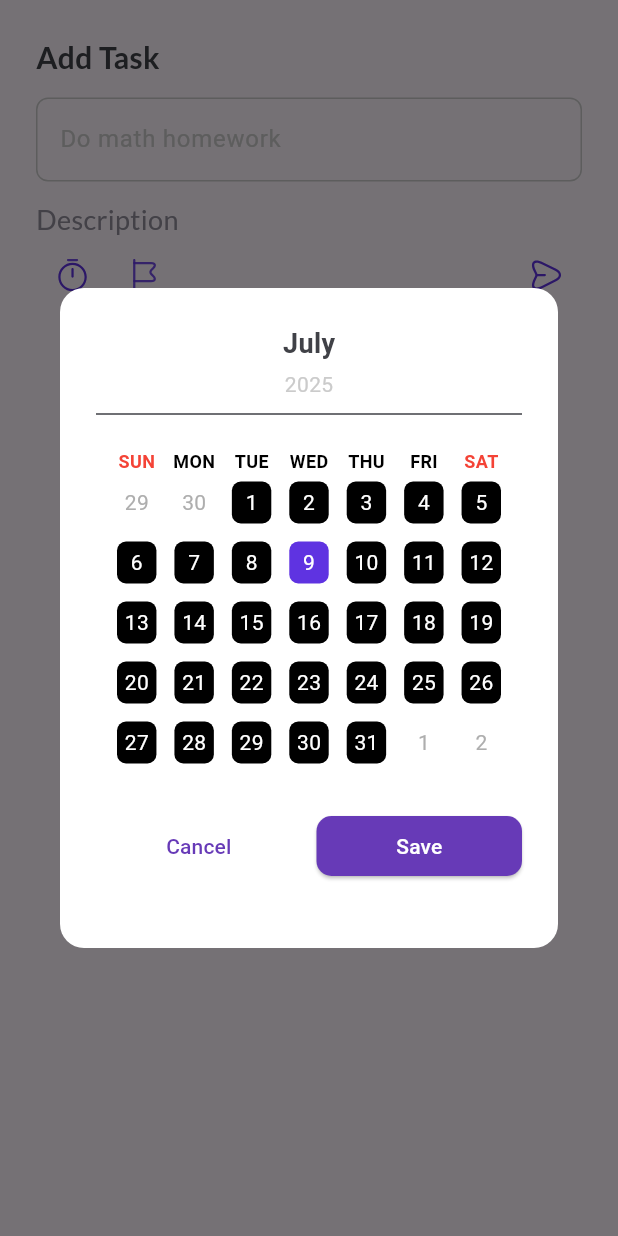
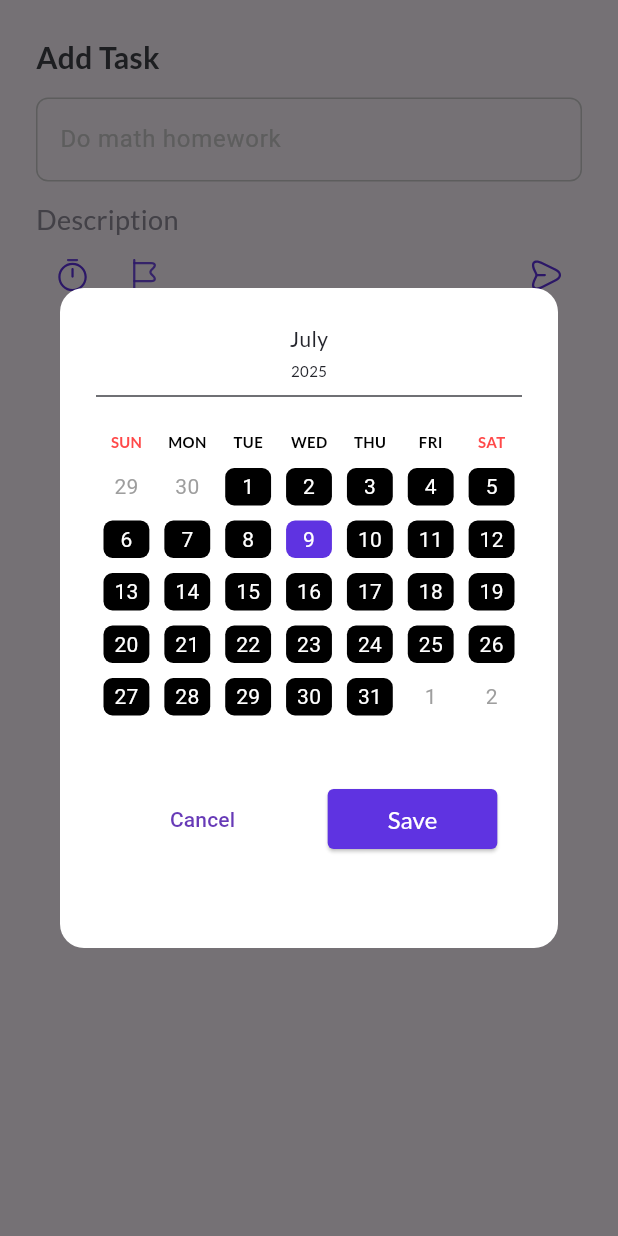
Before and after one commit to 24shrouk/Tasky_app, a Flutter app: the BottomSheetScreen widget shown alone on an empty page, opened directly, after a tap on an icon or button, on a phone screen of 412 x 824 dp. Run offline on Flutter 3.47's test engine with Material 3 defaults, Android fonts, the phone set to English and light mode, and no system bars; drawn by our look-alikes of table_calendar; our stand-ins replace flutter_svg.

Commit message:
finish ui of table calender

```diff
--- a/lib/screens/home/bottom_sheet_screen.dart
+++ /dev/null
@@ -1,95 +0,0 @@
-import 'package:flutter/material.dart';
-import 'package:flutter_svg/flutter_svg.dart';
-import 'package:tasky_app/theming/my_colors.dart';
-import 'package:tasky_app/theming/my_fonts.dart';
-import 'package:tasky_app/widgets/custom_text_field.dart';
-import 'package:tasky_app/widgets/timer_dialog_column.dart';
-
-class BottomSheetScreen extends StatefulWidget {
-  const BottomSheetScreen({super.key});
-
-  @override
-  State<BottomSheetScreen> createState() => _BottomSheetScreenState();
-}
-
-class _BottomSheetScreenState extends State<BottomSheetScreen> {
-  final GlobalKey<FormState> formKey = GlobalKey();
-  AutovalidateMode autovalidateMode = AutovalidateMode.disabled;
-  @override
-  Widget build(BuildContext context) {
-    return Form(
-      key: formKey,
-      autovalidateMode: autovalidateMode,
-      child: FractionallySizedBox(
-        heightFactor: 0.56,
-        child: Padding(
-          padding: const EdgeInsets.all(24.0),
-          child: Column(
-            crossAxisAlignment: CrossAxisAlignment.start,
-            children: [
-              Text(
-                "Add Task",
-                style: MyFontStyle.font20Bold.copyWith(
-                  color: MyColors.grayBigTextColor,
-                ),
-              ),
-              SizedBox(height: 12),
-              CustomTextFormFeild(hint: "Do math homework"),
-              SizedBox(height: 12),
-              Text(
-                "Description",
-                style: MyFontStyle.font18Regular.copyWith(
-                  color: MyColors.graySmallTextColor,
-                ),
-              ),
-              Row(
-                mainAxisAlignment: MainAxisAlignment.spaceBetween,
-                children: [
-                  Row(
-                    children: [
-                      IconButton(
-                        onPressed: () {
-                          showDialog(
-                            context: context,
-                            builder: (BuildContext context) {
-                              return AlertDialog(
-                                backgroundColor: Colors.white,
-                                shape: RoundedRectangleBorder(
-                                  borderRadius: BorderRadius.circular(16),
-                                ),
-                                content: SizedBox(
-                                  width:
-                                      MediaQuery.of(context).size.width *
-                                      0.8, // أو أي عرض مناسب
-                                  height: 400, // ضروري تحددي ارتفاع
-                                  child: TimerAlertDialogWidget(),
-                                ),
-                              );
-                            },
-                          );
-                        },
-                        icon: SvgPicture.asset('assets/icons/timer.svg'),
-                        padding: EdgeInsets.zero,
-                      ),
-                      IconButton(
-                        onPressed: () {},
-                        icon: SvgPicture.asset('assets/icons/flag.svg'),
-                        padding: EdgeInsets.zero,
-                      ),
-                    ],
-                  ),
-
-                  IconButton(
-                    onPressed: () {},
-                    icon: SvgPicture.asset('assets/icons/send.svg'),
-                    padding: EdgeInsets.zero,
-                  ),
-                ],
-              ),
-            ],
-          ),
-        ),
-      ),
-    );
-  }
-}
--- /dev/null
+++ b/lib/screens/home/row_of_bottom_sheet_icons_widget.dart
@@ -0,0 +1,53 @@
+import 'package:flutter/material.dart';
+import 'package:flutter_svg/svg.dart';
+import 'package:tasky_app/screens/home/widgets/timer_dialog_column.dart';
+
+class RowOfBottomSheetIconsWidget extends StatelessWidget {
+  const RowOfBottomSheetIconsWidget({super.key});
+
+  @override
+  Widget build(BuildContext context) {
+    return Row(
+      mainAxisAlignment: MainAxisAlignment.spaceBetween,
+      children: [
+        Row(
+          children: [
+            IconButton(
+              onPressed: () {
+                showDialog(
+                  context: context,
+                  builder: (BuildContext context) {
+                    return AlertDialog(
+                      backgroundColor: Colors.white,
+                      shape: RoundedRectangleBorder(
+                        borderRadius: BorderRadius.circular(16),
+                      ),
+                      content: SizedBox(
+                        width: MediaQuery.of(context).size.width * 0.8,
+                        height: 400,
+                        child: TimerAlertDialogWidget(),
+                      ),
+                    );
+                  },
+                );
+              },
+              icon: SvgPicture.asset('assets/icons/timer.svg'),
+              padding: EdgeInsets.zero,
+            ),
+            IconButton(
+              onPressed: () {},
+              icon: SvgPicture.asset('assets/icons/flag.svg'),
+              padding: EdgeInsets.zero,
+            ),
+          ],
+        ),
+
+        IconButton(
+          onPressed: () {},
+          icon: SvgPicture.asset('assets/icons/send.svg'),
+          padding: EdgeInsets.zero,
+        ),
+      ],
+    );
+  }
+}
--- /dev/null
+++ b/lib/screens/home/ui/bottom_sheet_screen.dart
@@ -0,0 +1,53 @@
+import 'package:flutter/material.dart';
+import 'package:flutter_svg/flutter_svg.dart';
+import 'package:tasky_app/theming/my_colors.dart';
+import 'package:tasky_app/theming/my_fonts.dart';
+import 'package:tasky_app/widgets/custom_text_field.dart';
+import 'package:tasky_app/screens/home/widgets/row_of_bottom_sheet_icons_widget.dart';
+import 'package:tasky_app/screens/home/widgets/timer_dialog_column.dart';
+
+class BottomSheetScreen extends StatefulWidget {
+  const BottomSheetScreen({super.key});
+
+  @override
+  State<BottomSheetScreen> createState() => _BottomSheetScreenState();
+}
+
+class _BottomSheetScreenState extends State<BottomSheetScreen> {
+  final GlobalKey<FormState> formKey = GlobalKey();
+  AutovalidateMode autovalidateMode = AutovalidateMode.disabled;
+  @override
+  Widget build(BuildContext context) {
+    return Form(
+      key: formKey,
+      autovalidateMode: autovalidateMode,
+      child: FractionallySizedBox(
+        heightFactor: 0.56,
+        child: Padding(
+          padding: const EdgeInsets.all(24.0),
+          child: Column(
+            crossAxisAlignment: CrossAxisAlignment.start,
+            children: [
+              Text(
+                "Add Task",
+                style: MyFontStyle.font20Bold.copyWith(
+                  color: MyColors.grayBigTextColor,
+                ),
+              ),
+              SizedBox(height: 12),
+              CustomTextFormFeild(hint: "Do math homework"),
+              SizedBox(height: 12),
+              Text(
+                "Description",
+                style: MyFontStyle.font18Regular.copyWith(
+                  color: MyColors.graySmallTextColor,
+                ),
+              ),
+              RowOfBottomSheetIconsWidget(),
+            ],
+          ),
+        ),
+      ),
+    );
+  }
+}
--- a/lib/screens/home/home_screen.dart
+++ b/lib/screens/home/ui/home_screen.dart
@@ -1,8 +1,8 @@
 import 'package:flutter/material.dart';
 import 'package:flutter_svg/svg.dart';
-import 'package:tasky_app/screens/home/bottom_sheet_screen.dart';
+import 'package:tasky_app/screens/home/ui/bottom_sheet_screen.dart';
 import 'package:tasky_app/theming/my_colors.dart';
-import 'package:tasky_app/widgets/home_screen_body_frist_state.dart';
+import 'package:tasky_app/screens/home/widgets/home_screen_body_frist_state.dart';
 
 class HomeScreen extends StatefulWidget {
   const HomeScreen({super.key});
--- /dev/null
+++ b/lib/screens/home/widgets/row_of_bottom_sheet_icons_widget.dart
@@ -0,0 +1,53 @@
+import 'package:flutter/material.dart';
+import 'package:flutter_svg/svg.dart';
+import 'package:tasky_app/screens/home/widgets/timer_dialog_column.dart';
+
+class RowOfBottomSheetIconsWidget extends StatelessWidget {
+  const RowOfBottomSheetIconsWidget({super.key});
+
+  @override
+  Widget build(BuildContext context) {
+    return Row(
+      mainAxisAlignment: MainAxisAlignment.spaceBetween,
+      children: [
+        Row(
+          children: [
+            IconButton(
+              onPressed: () {
+                showDialog(
+                  context: context,
+                  builder: (BuildContext context) {
+                    return AlertDialog(
+                      backgroundColor: Colors.white,
+                      shape: RoundedRectangleBorder(
+                        borderRadius: BorderRadius.circular(16),
+                      ),
+                      content: SizedBox(
+                        width: MediaQuery.of(context).size.width * 0.8,
+                        height: 400,
+                        child: TimerAlertDialogWidget(),
+                      ),
+                    );
+                  },
+                );
+              },
+              icon: SvgPicture.asset('assets/icons/timer.svg'),
+              padding: EdgeInsets.zero,
+            ),
+            IconButton(
+              onPressed: () {},
+              icon: SvgPicture.asset('assets/icons/flag.svg'),
+              padding: EdgeInsets.zero,
+            ),
+          ],
+        ),
+
+        IconButton(
+          onPressed: () {},
+          icon: SvgPicture.asset('assets/icons/send.svg'),
+          padding: EdgeInsets.zero,
+        ),
+      ],
+    );
+  }
+}
--- a/lib/widgets/timer_dialog_column.dart
+++ b/lib/screens/home/widgets/timer_dialog_column.dart
@@ -2,6 +2,8 @@ import 'package:flutter/material.dart';
 import 'package:table_calendar/table_calendar.dart';
 import 'package:tasky_app/theming/my_colors.dart';
 import 'package:intl/intl.dart';
+import 'package:tasky_app/theming/my_fonts.dart';
+import 'package:tasky_app/widgets/custom_button_widget.dart';
 
 class TimerAlertDialogWidget extends StatefulWidget {
   const TimerAlertDialogWidget({super.key});
@@ -13,127 +15,6 @@ class TimerAlertDialogWidget extends StatefulWidget {
 class _TimerAlertDialogWidgetState extends State<TimerAlertDialogWidget> {
   DateTime _focusedDay = DateTime.now();
   DateTime? _selectedDay;
-  @override
-  Widget build(BuildContext context) {
-    return Column(
-      children: [
-        TableCalendar(
-          rowHeight: 40,
-          daysOfWeekStyle: DaysOfWeekStyle(
-            dowTextFormatter: (date, locale) =>
-                DateFormat.E(locale).format(date).toUpperCase(),
-            weekdayStyle: const TextStyle(
-              fontSize: 12,
-              fontWeight: FontWeight.bold,
-              color: Colors.black,
-            ),
-            weekendStyle: const TextStyle(
-              fontSize: 12,
-              fontWeight: FontWeight.bold,
-              color: Colors.red,
-            ),
-          ),
-
-          focusedDay: _focusedDay,
-          firstDay: DateTime.utc(2000, 1, 1),
-          lastDay: DateTime.utc(2100, 12, 31),
-          calendarStyle: CalendarStyle(
-            tablePadding: const EdgeInsets.symmetric(
-              horizontal: 8,
-              vertical: 5,
-            ),
-
-            todayDecoration: BoxDecoration(
-              color: MyColors.splachBackground,
-              borderRadius: BorderRadius.circular(6),
-            ),
-            selectedDecoration: BoxDecoration(
-              color: Colors.deepPurple,
-              borderRadius: BorderRadius.circular(6),
-            ),
-            defaultDecoration: BoxDecoration(
-              color: Colors.black,
-              borderRadius: BorderRadius.circular(6),
-            ),
-            weekendDecoration: BoxDecoration(
-              color: Colors.black,
-              borderRadius: BorderRadius.circular(6),
-            ),
-            defaultTextStyle: TextStyle(color: MyColors.whiteColor),
-            weekendTextStyle: TextStyle(color: MyColors.whiteColor),
-            selectedTextStyle: TextStyle(color: MyColors.whiteColor),
-            todayTextStyle: TextStyle(color: MyColors.whiteColor),
-          ),
-          headerStyle: HeaderStyle(
-            formatButtonVisible: false,
-            leftChevronVisible: false,
-            rightChevronVisible: false,
-          ),
-
-          calendarBuilders: CalendarBuilders(
-            headerTitleBuilder: (context, day) {
-              return Column(
-                mainAxisAlignment: MainAxisAlignment.center,
-                children: [
-                  Text(
-                    '${_monthName(day.month)}',
-                    style: const TextStyle(
-                      fontSize: 18,
-                      fontWeight: FontWeight.bold,
-                      color: MyColors.grayBigTextColor,
-                    ),
-                  ),
-                  const SizedBox(height: 4),
-                  Text(
-                    '${day.year}',
-                    style: const TextStyle(
-                      fontSize: 14,
-                      color: MyColors.hintColor,
-                    ),
-                  ),
-                  Divider(color: MyColors.grayBigTextColor, height: 20),
-                ],
-              );
-            },
-          ),
-        ),
-        SizedBox(height: 20),
-        Row(
-          mainAxisAlignment: MainAxisAlignment.spaceBetween,
-          spacing: 10,
-          children: [
-            Expanded(
-              child: TextButton(
-                child: Text(
-                  "Cancel",
-                  style: TextStyle(color: Colors.deepPurple),
-                ),
-                onPressed: () => Navigator.pop(context),
-              ),
-            ),
-            Expanded(
-              child: ElevatedButton(
-                style: ElevatedButton.styleFrom(
-                  backgroundColor: Colors.deepPurple,
-                  shape: RoundedRectangleBorder(
-                    borderRadius: BorderRadius.circular(10),
-                  ),
-                ),
-                onPressed: () {
-                  Navigator.pop(context, _selectedDay);
-                },
-                child: Text(
-                  "Save",
-                  style: TextStyle(color: MyColors.whiteColor),
-                ),
-              ),
-            ),
-          ],
-        ),
-      ],
-    );
-  }
-
   String _monthName(int month) {
     const months = [
       'January',
@@ -151,4 +32,135 @@ class _TimerAlertDialogWidgetState extends State<TimerAlertDialogWidget> {
     ];
     return months[month - 1];
   }
+
+  @override
+  Widget build(BuildContext context) {
+    return Column(
+      children: [
+        TableCalendar(
+          rowHeight: 35,
+          daysOfWeekHeight: 25,
+          daysOfWeekStyle: DaysOfWeekStyle(
+            dowTextFormatter: (date, locale) =>
+                DateFormat.E(locale).format(date).toUpperCase(),
+            weekdayStyle: MyFontStyle.font10Bold.copyWith(
+              color: MyColors.blackTextColor,
+            ),
+            weekendStyle: MyFontStyle.font10Bold.copyWith(
+              color: MyColors.redColor,
+            ),
+          ),
+
+          focusedDay: _focusedDay,
+          firstDay: DateTime.utc(2000, 1, 1),
+          lastDay: DateTime.utc(2100, 12, 31),
+          selectedDayPredicate: (day) {
+            return isSameDay(_selectedDay, day);
+          },
+          onDaySelected: (selectedDay, focusedDay) {
+            setState(() {
+              _selectedDay = selectedDay;
+              _focusedDay = focusedDay;
+            });
+          },
+
+          calendarStyle: CalendarStyle(
+            cellMargin: EdgeInsets.all(5),
+            todayDecoration: BoxDecoration(
+              color: MyColors.splachBackground,
+              borderRadius: BorderRadius.circular(6),
+            ),
+            selectedDecoration: BoxDecoration(
+              shape: BoxShape.rectangle,
+              boxShadow: [
+                BoxShadow(
+                  color: MyColors.splachBackground,
+                  spreadRadius: 0.5,
+                  blurRadius: 6,
+                  offset: Offset(2, 3),
+                ),
+              ],
+              color: Colors.white,
+              borderRadius: BorderRadius.circular(6),
+            ),
+            defaultDecoration: BoxDecoration(
+              shape: BoxShape.rectangle,
+              color: Colors.black,
+              borderRadius: BorderRadius.circular(6),
+            ),
+            weekendDecoration: BoxDecoration(
+              shape: BoxShape.rectangle,
+              color: Colors.black,
+              borderRadius: BorderRadius.circular(6),
+            ),
+            outsideDecoration: BoxDecoration(
+              shape: BoxShape.rectangle,
+              borderRadius: BorderRadius.circular(6),
+              color: MyColors.whiteColor,
+            ),
+            outsideTextStyle: TextStyle(color: Colors.grey),
+            defaultTextStyle: TextStyle(color: MyColors.whiteColor),
+            weekendTextStyle: TextStyle(color: MyColors.whiteColor),
+            selectedTextStyle: TextStyle(color: MyColors.blackTextColor),
+            todayTextStyle: TextStyle(color: MyColors.whiteColor),
+          ),
+          headerStyle: HeaderStyle(
+            formatButtonVisible: false,
+            leftChevronVisible: false,
+            rightChevronVisible: false,
+          ),
+
+          calendarBuilders: CalendarBuilders(
+            headerTitleBuilder: (context, day) {
+              return Column(
+                mainAxisAlignment: MainAxisAlignment.center,
+                children: [
+                  Text(
+                    _monthName(day.month),
+                    style: MyFontStyle.font14Regular.copyWith(
+                      color: MyColors.floatActionButtonColor,
+                    ),
+                  ),
+                  const SizedBox(height: 4),
+                  Text(
+                    '${day.year}',
+                    style: MyFontStyle.font10Regular.copyWith(
+                      color: MyColors.floatActionButtonColor,
+                    ),
+                  ),
+                  Divider(color: MyColors.grayBigTextColor, height: 20),
+                ],
+              );
+            },
+          ),
+        ),
+        SizedBox(height: 40),
+        Row(
+          children: [
+            Expanded(
+              child: TextButton(
+                child: Text(
+                  "Cancel",
+                  style: TextStyle(color: Colors.deepPurple),
+                ),
+                onPressed: () => Navigator.pop(context),
+              ),
+            ),
+            Expanded(
+              child: CustomButton(
+                onPressed: () {},
+                raduis: 4,
+                text: "Save",
+                outSidePadding: EdgeInsetsGeometry.only(right: 4),
+                inSidePadding: EdgeInsetsGeometry.symmetric(
+                  vertical: 8,
+                  horizontal: 40,
+                ),
+              ),
+            ),
+          ],
+        ),
+      ],
+    );
+  }
 }
--- a/lib/screens/onboard/onboard_frist_screen.dart
+++ b/lib/screens/onboard/ui/onboard_frist_screen.dart
@@ -1,5 +1,5 @@
 import 'package:flutter/material.dart';
-import 'package:tasky_app/widgets/onboard_screen_column_widget.dart';
+import 'package:tasky_app/screens/onboard/widgets/onboard_screen_column_widget.dart';
 
 class OnBoardFristScreen extends StatelessWidget {
   const OnBoardFristScreen({super.key});
--- a/lib/screens/onboard/onboard_screen.dart
+++ b/lib/screens/onboard/ui/onboard_screen.dart
@@ -1,8 +1,8 @@
 import 'package:flutter/material.dart';
-import 'package:tasky_app/screens/home/home_screen.dart';
-import 'package:tasky_app/screens/onboard/onboard_frist_screen.dart';
-import 'package:tasky_app/screens/onboard/onboard_second_screen.dart';
-import 'package:tasky_app/screens/onboard/onboard_third_screen.dart';
+import 'package:tasky_app/screens/home/ui/home_screen.dart';
+import 'package:tasky_app/screens/onboard/ui/onboard_frist_screen.dart';
+import 'package:tasky_app/screens/onboard/ui/onboard_second_screen.dart';
+import 'package:tasky_app/screens/onboard/ui/onboard_third_screen.dart';
 import 'package:tasky_app/theming/my_colors.dart';
 import 'package:tasky_app/widgets/custom_button_widget.dart';
 
@@ -40,6 +40,9 @@ class _OnBoardScreenState extends State<OnBoardScreen> {
             ),
             SizedBox(height: 80),
             CustomButton(
+              alignment: Alignment.bottomRight,
+              outSidePadding: const EdgeInsets.only(right: 24.0),
+              inSidePadding: EdgeInsets.symmetric(vertical: 12, horizontal: 24),
               onPressed: () {
                 if (index == 2) {
                   Navigator.of(
--- a/lib/screens/onboard/onboard_second_screen.dart
+++ b/lib/screens/onboard/ui/onboard_second_screen.dart
@@ -1,6 +1,6 @@
 import 'package:flutter/material.dart';
 import 'package:tasky_app/theming/my_colors.dart';
-import 'package:tasky_app/widgets/onboard_screen_column_widget.dart';
+import 'package:tasky_app/screens/onboard/widgets/onboard_screen_column_widget.dart';
 
 class OnBoardSecondScreen extends StatelessWidget {
   const OnBoardSecondScreen({super.key});
--- a/lib/screens/onboard/onboard_third_screen.dart
+++ b/lib/screens/onboard/ui/onboard_third_screen.dart
@@ -1,5 +1,5 @@
 import 'package:flutter/material.dart';
-import 'package:tasky_app/widgets/onboard_screen_column_widget.dart';
+import 'package:tasky_app/screens/onboard/widgets/onboard_screen_column_widget.dart';
 
 class OnboardThirdScreen extends StatelessWidget {
   const OnboardThirdScreen({super.key});
--- a/lib/widgets/indicator_row_widget.dart
+++ b/lib/screens/onboard/widgets/indicator_row_widget.dart
@@ -1,5 +1,5 @@
 import 'package:flutter/material.dart';
-import 'package:tasky_app/widgets/indicator_widget.dart';
+import 'package:tasky_app/screens/onboard/widgets/indicator_widget.dart';
 
 class IndicatorsRowWidget extends StatelessWidget {
   const IndicatorsRowWidget({super.key, required this.index});
--- a/lib/widgets/onboard_screen_column_widget.dart
+++ b/lib/screens/onboard/widgets/onboard_screen_column_widget.dart
@@ -1,7 +1,7 @@
 import 'package:flutter/material.dart';
 import 'package:tasky_app/theming/my_colors.dart';
 import 'package:tasky_app/theming/my_fonts.dart';
-import 'package:tasky_app/widgets/indicator_row_widget.dart';
+import 'package:tasky_app/screens/onboard/widgets/indicator_row_widget.dart';
 
 class OnBoardScreenColumnWidget extends StatelessWidget {
   const OnBoardScreenColumnWidget({
--- a/lib/screens/splach_screen.dart
+++ b/lib/screens/splach_screen.dart
@@ -1,6 +1,6 @@
 import 'package:flutter/material.dart';
 import 'package:flutter_svg/svg.dart';
-import 'package:tasky_app/screens/onboard/onboard_screen.dart';
+import 'package:tasky_app/screens/onboard/ui/onboard_screen.dart';
 import 'package:tasky_app/theming/my_colors.dart';
 
 class SplachScreen extends StatefulWidget {
--- a/lib/theming/my_colors.dart
+++ b/lib/theming/my_colors.dart
@@ -8,5 +8,6 @@ class MyColors {
   static const Color graySmallTextColor = Color(0xff918D9B);
   static const Color floatActionButtonColor = Color(0xff24252C);
   static const Color indicatorColor = Color(0xffAFAFAF);
-  static const Color hintColor = Color(0xffCBCBCB); //Color(0xff6E6A7C);
+  static const Color hintColor = Color(0xffCBCBCB);
+  static const Color redColor = Color(0xffFF4949);
 }
--- a/lib/theming/my_fonts.dart
+++ b/lib/theming/my_fonts.dart
@@ -16,8 +16,23 @@ class MyFontStyle {
     fontWeight: FontWeight.w400,
     fontFamily: 'Lato',
   );
+  static TextStyle font14Regular = const TextStyle(
+    fontSize: 14,
+    fontWeight: FontWeight.w400,
+    fontFamily: 'Lato',
+  );
+  static TextStyle font10Regular = const TextStyle(
+    fontSize: 10,
+    fontWeight: FontWeight.w400,
+    fontFamily: 'Lato',
+  );
   static TextStyle font16Bold = const TextStyle(
     fontSize: 16,
+    fontWeight: FontWeight.w700,
+    fontFamily: 'Lato',
+  );
+  static TextStyle font10Bold = const TextStyle(
+    fontSize: 10,
     fontWeight: FontWeight.w700,
     fontFamily: 'Lato',
   );
--- a/lib/widgets/custom_button_widget.dart
+++ b/lib/widgets/custom_button_widget.dart
@@ -3,23 +3,35 @@ import 'package:tasky_app/theming/my_colors.dart';
 import 'package:tasky_app/theming/my_fonts.dart';
 
 class CustomButton extends StatelessWidget {
-  const CustomButton({super.key, required this.onPressed, required this.text});
+  const CustomButton({
+    super.key,
+    required this.onPressed,
+    required this.text,
+    required this.outSidePadding,
+    required this.inSidePadding,
+    this.alignment = Alignment.center,
+    this.raduis = 10,
+  });
   final void Function() onPressed;
   final String text;
+  final EdgeInsetsGeometry outSidePadding;
+  final EdgeInsetsGeometry inSidePadding;
+  final AlignmentGeometry alignment;
+  final double raduis;
 
   @override
   Widget build(BuildContext context) {
     return Padding(
-      padding: const EdgeInsets.only(right: 24.0),
+      padding: outSidePadding,
       child: Align(
-        alignment: Alignment.bottomRight,
+        alignment: alignment,
         child: ElevatedButton(
           onPressed: onPressed,
           style: ElevatedButton.styleFrom(
-            padding: EdgeInsets.symmetric(vertical: 12, horizontal: 24),
+            padding: inSidePadding,
             backgroundColor: MyColors.splachBackground,
             shape: RoundedRectangleBorder(
-              borderRadius: BorderRadius.circular(10),
+              borderRadius: BorderRadius.circular(raduis),
             ),
           ),
           child: Text(
```
Also changed, not shown: lib/screens/home/widgets/home_screen_body_frist_state.dart (renamed from lib/widgets/home_screen_body_frist_state.dart), lib/screens/onboard/widgets/indicator_widget.dart (renamed from lib/widgets/indicator_widget.dart).
